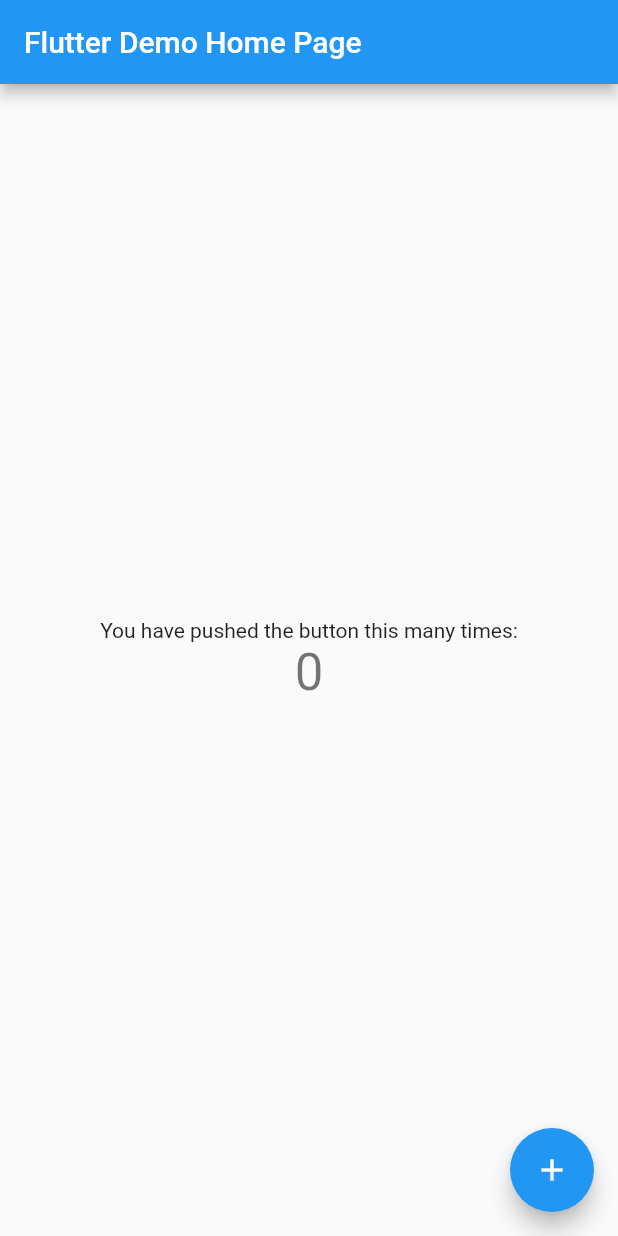
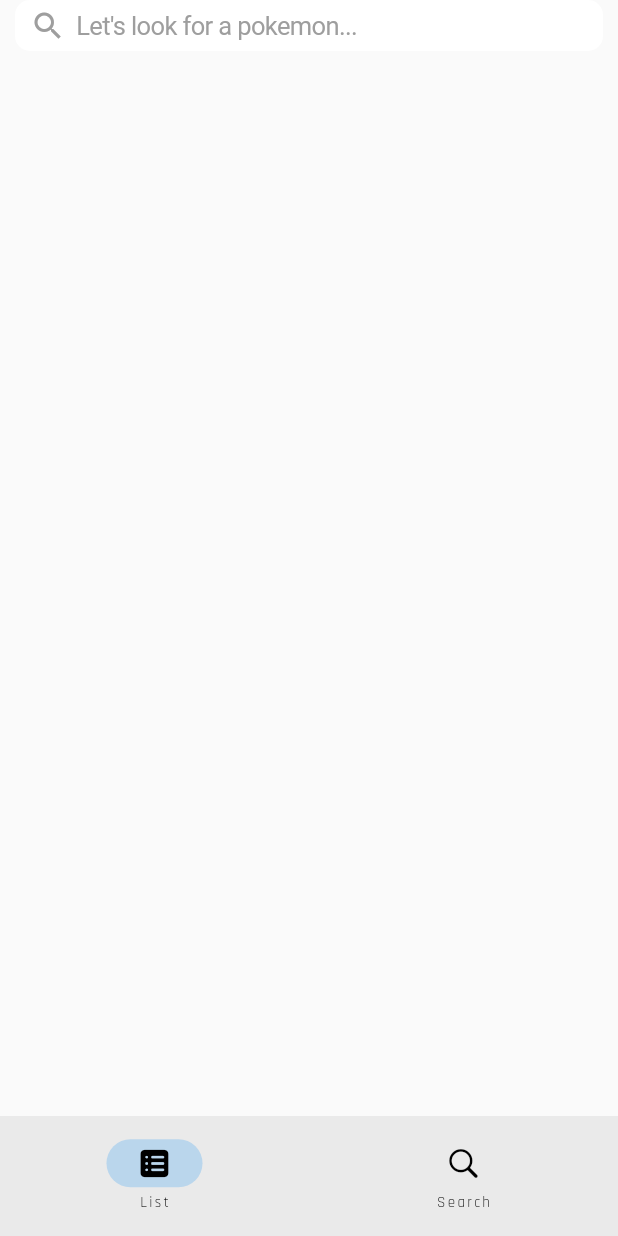
Before and after one commit to BrunoMazzocchi/Pokedex, a Flutter app: the screen it shows after launch, on a phone screen of 412 x 824 dp. Run offline on Flutter 3.47's test engine with Material 2 defaults, Android fonts, the phone set to English and light mode, and no system bars; our stand-ins replace bloc, equatable, google_fonts.

Commit message:
Implemented basic UI for the search

```diff
--- a/lib/main.dart
+++ b/lib/main.dart
@@ -1,115 +1,47 @@
+
 import 'package:flutter/material.dart';
+import 'package:flutter/services.dart';
+import 'package:google_fonts/google_fonts.dart';
+
+import 'search/view/search_pokemon_page.dart';
 
 void main() {
-  runApp(const MyApp());
+  runApp(const App());
 }
 
-class MyApp extends StatelessWidget {
-  const MyApp({super.key});
+class App extends StatelessWidget {
+  const App({Key? key}) : super(key: key);
 
-  // This widget is the root of your application.
   @override
   Widget build(BuildContext context) {
+    return const PokemonAppView();
+  }
+}
+
+
+class PokemonAppView extends StatelessWidget {
+  const PokemonAppView({Key? key}) : super(key: key);
+
+  @override
+  Widget build(BuildContext context) {
+
+    SystemChrome.setSystemUIOverlayStyle(const SystemUiOverlayStyle(
+      statusBarColor: Colors.transparent,
+      systemNavigationBarColor: Colors.transparent,
+      statusBarIconBrightness: Brightness.dark,
+      systemNavigationBarIconBrightness: Brightness.dark,
+    ));
+    SystemChrome.setEnabledSystemUIMode(
+      SystemUiMode.edgeToEdge,
+    );
+
+
     return MaterialApp(
-      title: 'Flutter Demo',
       theme: ThemeData(
-        // This is the theme of your application.
-        //
-        // Try running your application with "flutter run". You'll see the
-        // application has a blue toolbar. Then, without quitting the app, try
-        // changing the primarySwatch below to Colors.green and then invoke
-        // "hot reload" (press "r" in the console where you ran "flutter run",
-        // or simply save your changes to "hot reload" in a Flutter IDE).
-        // Notice that the counter didn't reset back to zero; the application
-        // is not restarted.
-        primarySwatch: Colors.blue,
+        primaryColor: Colors.blue,
+        textTheme:  GoogleFonts.rajdhaniTextTheme(),
       ),
-      home: const MyHomePage(title: 'Flutter Demo Home Page'),
+      home: const SearchPokemonPage(),
     );
   }
 }
-
-class MyHomePage extends StatefulWidget {
-  const MyHomePage({super.key, required this.title});
-
-  // This widget is the home page of your application. It is stateful, meaning
-  // that it has a State object (defined below) that contains fields that affect
-  // how it looks.
-
-  // This class is the configuration for the state. It holds the values (in this
-  // case the title) provided by the parent (in this case the App widget) and
-  // used by the build method of the State. Fields in a Widget subclass are
-  // always marked "final".
-
-  final String title;
-
-  @override
-  State<MyHomePage> createState() => _MyHomePageState();
-}
-
-class _MyHomePageState extends State<MyHomePage> {
-  int _counter = 0;
-
-  void _incrementCounter() {
-    setState(() {
-      // This call to setState tells the Flutter framework that something has
-      // changed in this State, which causes it to rerun the build method below
-      // so that the display can reflect the updated values. If we changed
-      // _counter without calling setState(), then the build method would not be
-      // called again, and so nothing would appear to happen.
-      _counter++;
-    });
-  }
-
-  @override
-  Widget build(BuildContext context) {
-    // This method is rerun every time setState is called, for instance as done
-    // by the _incrementCounter method above.
-    //
-    // The Flutter framework has been optimized to make rerunning build methods
-    // fast, so that you can just rebuild anything that needs updating rather
-    // than having to individually change instances of widgets.
-    return Scaffold(
-      appBar: AppBar(
-        // Here we take the value from the MyHomePage object that was created by
-        // the App.build method, and use it to set our appbar title.
-        title: Text(widget.title),
-      ),
-      body: Center(
-        // Center is a layout widget. It takes a single child and positions it
-        // in the middle of the parent.
-        child: Column(
-          // Column is also a layout widget. It takes a list of children and
-          // arranges them vertically. By default, it sizes itself to fit its
-          // children horizontally, and tries to be as tall as its parent.
-          //
-          // Invoke "debug painting" (press "p" in the console, choose the
-          // "Toggle Debug Paint" action from the Flutter Inspector in Android
-          // Studio, or the "Toggle Debug Paint" command in Visual Studio Code)
-          // to see the wireframe for each widget.
-          //
-          // Column has various properties to control how it sizes itself and
-          // how it positions its children. Here we use mainAxisAlignment to
-          // center the children vertically; the main axis here is the vertical
-          // axis because Columns are vertical (the cross axis would be
-          // horizontal).
-          mainAxisAlignment: MainAxisAlignment.center,
-          children: <Widget>[
-            const Text(
-              'You have pushed the button this many times:',
-            ),
-            Text(
-              '$_counter',
-              style: Theme.of(context).textTheme.headlineMedium,
-            ),
-          ],
-        ),
-      ),
-      floatingActionButton: FloatingActionButton(
-        onPressed: _incrementCounter,
-        tooltip: 'Increment',
-        child: const Icon(Icons.add),
-      ), // This trailing comma makes auto-formatting nicer for build methods.
-    );
-  }
-}
--- /dev/null
+++ b/lib/search/view/search_pokemon_page.dart
@@ -0,0 +1,115 @@
+import 'package:flutter/cupertino.dart';
+import 'package:flutter/material.dart';
+import 'package:poke_client/poke_client.dart';
+
+class SearchPokemonPage extends StatefulWidget {
+  const SearchPokemonPage({Key? key}) : super(key: key);
+
+  @override
+  State<SearchPokemonPage> createState() => _SearchPokemonPageState();
+}
+
+class _SearchPokemonPageState extends State<SearchPokemonPage> {
+
+  int _selectedIndex = 0;
+
+
+  @override
+  Widget build(BuildContext context) {
+    return Scaffold(
+      body: const AppView(),
+      bottomNavigationBar: NavigationBar(
+        onDestinationSelected: (int index) {
+          setState(() {
+            _selectedIndex = index;
+          });
+        },
+        selectedIndex: _selectedIndex,
+        destinations: const <Widget>[
+          NavigationDestination(
+            icon: Icon(CupertinoIcons.square_list_fill),
+            label: "List",
+          ),
+          NavigationDestination(
+            icon: Icon(CupertinoIcons.search),
+            label: "Search",
+          ),
+        ],
+      ),
+    );
+  }
+}
+
+
+class AppView extends StatefulWidget {
+  const AppView({Key? key}) : super(key: key);
+
+  @override
+  State<AppView> createState() => _AppViewState();
+}
+
+class _AppViewState extends State<AppView> {
+
+  final _textController = TextEditingController();
+
+  final PokeRepository _pokeRepository = PokeRepository(PokeApiClient());
+
+  void search () async {
+    final pokemon = await _pokeRepository.search(_textController.text);
+
+    if(pokemon.id != null) {
+      print(pokemon.name);
+    }
+    else {
+      print("Pokemon not found");
+    }
+
+  }
+
+
+  void _onClearTapped() {
+    _textController.clear();
+  }
+
+  @override
+  Widget build(BuildContext context) {
+    return SafeArea(
+      child: Padding(
+          padding: const EdgeInsets.symmetric(horizontal: 10),
+          child: Column(
+            children: [
+              CupertinoTextField(
+                controller: _textController,
+                autocorrect: false,
+                style: const TextStyle(
+                  color: Colors.grey,
+                ),
+                decoration: const BoxDecoration(
+                  color: Colors.white,
+                  borderRadius: BorderRadius.all(
+                    Radius.circular(10),
+                  ),
+
+                ),
+                placeholder: "Let's look for a pokemon...",
+                placeholderStyle: const TextStyle(
+                  color: Colors.grey,
+                ),
+                prefix: const Padding(
+                  padding: EdgeInsets.only(left: 10),
+                  child: Icon(
+                    Icons.search,
+                    color: Colors.grey,
+                  ),
+                ),
+                onChanged: (text) {
+                  search();
+                },
+                onTap: _onClearTapped,
+              ),
+            ],
+          ),
+      ),
+    );
+  }
+}
--- a/packages/poke_client/lib/src/models/pokemon.dart
+++ b/packages/poke_client/lib/src/models/pokemon.dart
@@ -34,6 +34,17 @@ class Pokemon {
     );
   }
 
+  static final empty = Pokemon(
+      id: 0,
+      name: '',
+      height: 0,
+      weight: 0,
+      order: 0,
+      baseExperience: 0,
+      abilities: [],
+      moves: []
+  );
+
   final int id;
   final String name;
   final int height;
--- a/packages/poke_client/lib/src/poke_api_client.dart
+++ b/packages/poke_client/lib/src/poke_api_client.dart
@@ -8,7 +8,7 @@ import 'models/models.dart';
 class PokeApiClient {
   PokeApiClient({
     http.Client? httpClient,
-     this.baseUrl = 'https://pokeapi.co/api/v2/pokemon',
+     this.baseUrl = 'https://pokeapi.co/api/v2/pokemon/',
 }): this.httpClient = httpClient ?? http.Client();
 
 
@@ -16,12 +16,15 @@ class PokeApiClient {
   final http.Client httpClient;
 
   Future<Pokemon> search(String path) async {
-    final response = await httpClient.get(Uri.parse('/$baseUrl$path'));
+    final response = await httpClient.get(Uri.parse('$baseUrl$path'));
     if (response.statusCode == 200) {
       final pokemon = json.decode(response.body) as Map<String, dynamic>;
       return Pokemon.fromJson(pokemon);
     } else {
-      throw Exception('error getting $path');
+      throw PokemonError(
+        message: 'Error searching your pokemon',
+        error: response.body,
+      );
     }
   }
 }
--- a/pubspec.yaml
+++ b/pubspec.yaml
@@ -38,6 +38,9 @@ dependencies:
   poke_client:
     path: packages/poke_client
   bloc: ^7.0.0
+  json_annotation: ^4.8.0
+  equatable: ^2.0.3
+  google_fonts: ^2.1.0
 dev_dependencies:
   flutter_test:
     sdk: flutter
```
Also changed, not shown: lib/search/cubit/pokemon_search_cubit.dart (+17 -2 lines), lib/search/cubit/pokemon_search_state.dart (+44 -3 lines), pubspec.lock, 1 other file.
